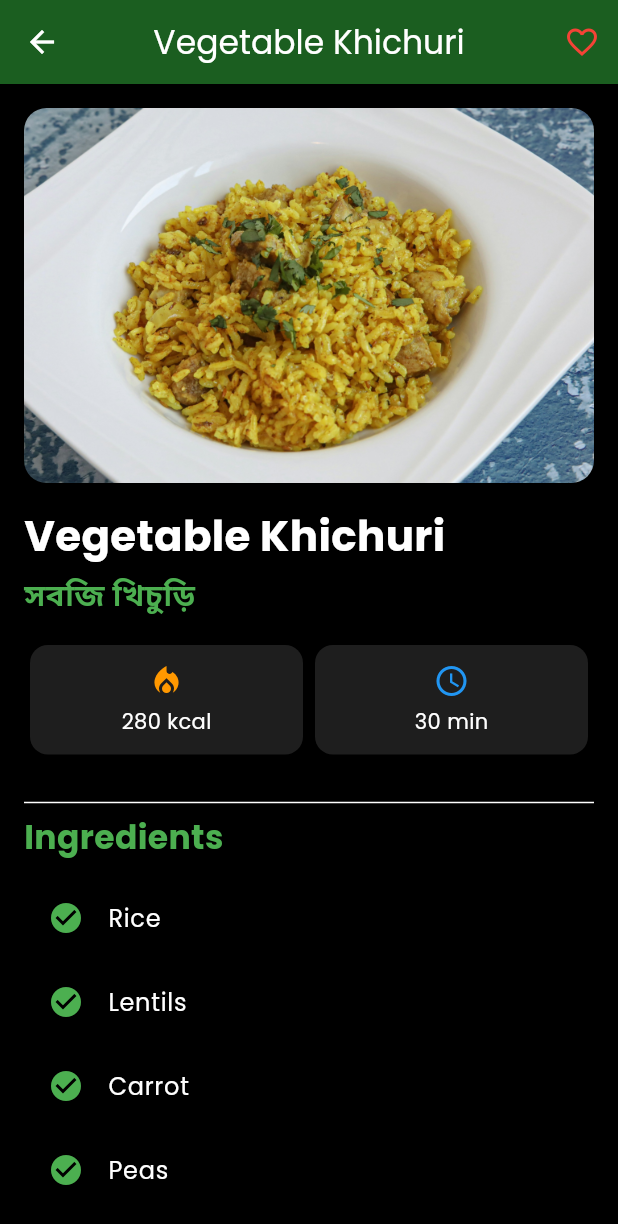
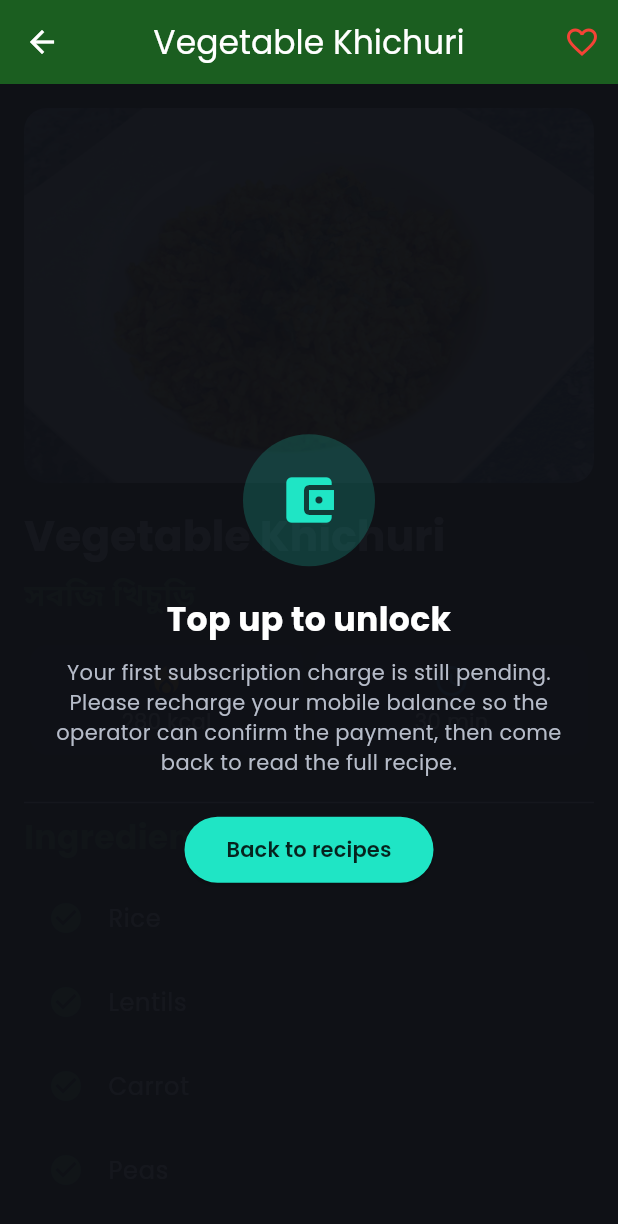
Before and after one commit to atiakaniz/PushtiRanna, a Flutter app: the DetailScreen screen opened directly with sample values from the repository, on a phone screen of 412 x 824 dp. Shown: the top 1224 px of the screen. Run offline on Flutter 3.47's test engine with Material 3 defaults, Android fonts, the phone set to English and light mode, and no system bars; our stand-ins replace get, google_fonts, hive, hive_flutter, share_plus; accounts and stored records are empty.

Commit message:
Fix: keep user logged in on app-switch; soft-lock detail while charging-pending
- Treat INITIAL CHARGING PENDING / CHARGE PENDING as active in checkSubscription
- Distinguish 'explicitly revoked' from 'ambiguous response' so transient / network errors never flip is_subscribed on resume
- Add 60s cooldown on the AppLifecycleHook resume path to stop rapid-fire false revokes
- Soft-lock overlay on DetailScreen when hasFullAccess is false, but allow browse + favorites

```diff
--- a/lib/controllers/phone_auth_controller.dart
+++ b/lib/controllers/phone_auth_controller.dart
@@ -52,6 +52,54 @@ class PhoneAuthController extends GetxController {
   Box<String> get _box => Hive.box<String>(_boxName);
 
   bool get isSubscribed => _box.get(_subscribedKey) == '1';
+
+  /// Latest subscription state reported by bdapps. One of:
+  ///   * `'REGISTERED'`         — fully subscribed, full app access
+  ///   * `'INITIAL_CHARGING_PENDING'` (or any CHARGING_PENDING variant)
+  ///                            — operator has not yet confirmed the first
+  ///                              charge; user is in the app but recipes
+  ///                              are soft-locked until charging clears
+  ///   * `'UNREGISTERED'` / `null` — not subscribed; full app lockout
+  ///
+  /// UI surfaces (Home, Detail) observe this so a freshly-subscribed user
+  /// who hasn't paid their first bill yet can browse the catalogue but
+  /// cannot open any individual recipe.
+  final RxnString subscriptionStatus = RxnString();
+
+  /// True only when the user has both `is_subscribed = true` AND the
+  /// server has confirmed the subscription is fully active (not still
+  /// waiting on the operator's first-charge confirmation).
+  bool get hasFullAccess =>
+      isSubscribed &&
+      (subscriptionStatus.value == null ||
+          !subscriptionStatus.value!.toUpperCase().contains('CHARGING PENDING'));
+
+  /// Last time the user foregrounded the app. We use this to throttle
+  /// resume-time subscription checks so a flurry of app-switches
+  /// (open PushtiRanna → switch to messenger → back → WhatsApp → back)
+  /// only triggers one network round-trip per foreground window. Without
+  /// this, every switch generates a new checkSubscription call and any
+  /// transient `isSubscribed: false` reply (network blip, operator
+  /// retry) routes the user back to PHONE.
+  DateTime _lastResumeCheck = DateTime.fromMillisecondsSinceEpoch(0);
+
+  /// Cooldown between resume-time checks. 60s is short enough to still
+  /// catch a real external unsubscribe but long enough to swallow the
+  /// rapid-fire false-positives you get while bouncing between apps.
+  static const _resumeCheckCooldown = Duration(seconds: 60);
+
+  /// Whether the resume hook should fire a check right now, given the
+  /// last-known foreground time. Used by [_AppLifecycleHook].
+  bool get shouldResumeCheckNow {
+    return DateTime.now().difference(_lastResumeCheck) >= _resumeCheckCooldown;
+  }
+
+  /// Record that we just fired a resume check. Called from inside
+  /// [checkSubscription] so it reflects the *actual* call time, not the
+  /// hook time (which can be delayed).
+  void _noteResumeCheck() {
+    _lastResumeCheck = DateTime.now();
+  }
 
   Future<void> markSubscribed() async {
     await _box.put(_subscribedKey, '1');
@@ -112,22 +160,40 @@ class PhoneAuthController extends GetxController {
   /// The PHP `check_subscription.php` returns several shapes depending on
   /// what bdapps reports. We accept any of the following as "active":
   ///   * `isSubscribed === true`
+  ///   * `subscriptionStatus` containing `CHARGING PENDING` /
+  ///     `CHARGING_PENDING` / `CHARGE PENDING` (first-charge not yet
+  ///     confirmed; the user IS subscribed, the operator just hasn't
+  ///     billed yet)
   ///   * `subscriptionStatus === "REGISTERED"` (or `"registered"`)
   ///   * `statusCode === "S1000"` and no explicit `isSubscribed === false`
   ///
-  /// Everything else (including E1951 transient getStatus errors,
-  /// `UNREGISTERED`, E1351 with "format of address is invalid") is treated
-  /// as "not subscribed" — bdapps will only return a positive answer when
-  /// it can actually confirm the user's subscription, so the safe default
-  /// is to lock the app out when the payload is ambiguous.
+  /// If the response is *explicitly* "not subscribed" (`isSubscribed
+  /// === false` or `subscriptionStatus === "UNREGISTERED"`) we treat
+  /// that as a real revoke and clear local state so GateScreen routes
+  /// the user back to the subscription flow.
   ///
-  /// On detecting a revoked subscription we also clear the cached phone
-  /// number and bump [subscriptionRevokedAt] so screens can react.
+  /// Anything else — network errors, transient E1951 getStatus errors,
+  /// empty payloads — is **not** treated as a revoke here. The
+  /// [_AppLifecycleHook] on resume runs `checkSubscription` on every
+  /// foreground, and a flaky network must never log a real subscriber
+  /// out of the app. Callers that want the strict "lock me out on any
+  /// ambiguity" behaviour (GateScreen on cold start) can read
+  /// [subscriptionStatus] / [isSubscribed] and route accordingly.
+  ///
+  /// On detecting a real revoke we also clear the cached phone number
+  /// only when requested (the lifecycle hook passes `clearPhone: false`
+  /// so the user doesn't have to re-type their number), and bump
+  /// [subscriptionRevokedAt] so screens can react.
   Future<bool> checkSubscription() async {
     final phone = currentPhone.value;
     if (phone.isEmpty) return false;
     isLoading.value = true;
     lastError.value = '';
+    // Stamp the resume time as soon as we *actually* hit the network —
+    // _AppLifecycleHook uses this together with the cooldown to avoid
+    // hammering bdapps (and risking a transient revoke) on every
+    // foreground bounce.
+    _noteResumeCheck();
     try {
       final data = await BdappsService.checkSubscription(_forApi(phone));
       debugPrint('[PhoneAuth] checkSubscription response: $data');
@@ -147,28 +213,75 @@ class PhoneAuthController extends GetxController {
       // subscriptionStatus is not REGISTERED yet, and `isSubscribed`
       // comes back as `false` even though the user IS in fact subscribed
       // and shouldn't be locked out. Treat any pending-charge state as
-      // active so we don't drop the user back to PHONE on every resume.
+      // active so we don't drop the user back to PHONE on every resume
+      // (e.g. when the user opens another app and returns, or taps the
+      // system share sheet and comes back).
       final isChargingPending = subStatus.contains('CHARGING PENDING') ||
           subStatus.contains('CHARGE PENDING');
 
+      // The user is "active" if any of these hold:
+      //   * bdapps said so explicitly (`isSubscribed: true`)
+      //   * the subscription is awaiting its first charge
+      //   * the response is clean (S1000 / REGISTERED) without an
+      //     explicit `isSubscribed: false` override
       final active = explicitActive ||
+          isChargingPending ||
           (!explicitInactive &&
-              !isChargingPending &&
               (statusCode == 'S1000' || subStatus == 'REGISTERED'));
 
+      // "Explicitly revoked" means bdapps is unambiguous: the user
+      // really did unsubscribe (or never was subscribed). Anything else —
+      // a transient S1000 with no subscriptionStatus, an empty body, an
+      // E1951 transient error — leaves the existing local flag alone.
+      // This is what stops the resume hook from kicking the user out
+      // every time the network blinks.
+      final isExplicitlyRevoked = explicitInactive ||
+          subStatus == 'UNREGISTERED' ||
+          subStatus == 'UNSUBSCRIBED';
+
+      // Publish the latest status so the UI can react (Home can show a
+      // "first charge pending" hint, Detail can soft-lock recipes, etc.).
+      // Done unconditionally — even on the not-subscribed branch below —
+      // so the UI never shows a stale value from a previous check.
+      subscriptionStatus.value = subStatus.isEmpty ? null : subStatus;
+
       if (active) {
-        await markSubscribed();
+        // Make sure the local `is_subscribed` flag is set, even when the
+        // server reports charging-pending (where `isSubscribed` comes
+        // back false). Without this, `_AppLifecycleHook.didChange…
+        // resumed` short-circuits because its own `isSubscribed` guard
+        // would be false, AND the next cold start would re-route the
+        // user back to PHONE through GateScreen.
+        if (isChargingPending || !isSubscribed) {
+          await markSubscribed();
+        }
+        if (isChargingPending) {
+          debugPrint(
+              '[PhoneAuth] charging-pending treated as active: "$subStatus"');
+        }
         return true;
       }
 
-      // Not subscribed / inactive / ambiguous. Clear the local
-      // `is_subscribed` flag so GateScreen routes the user back into the
-      // subscription flow, but keep the saved phone number on disk so the
-      // user does not have to re-type it — the OTP step will just go
-      // straight back to HOME if the subscription is already active on
-      // the server (e.g. they re-subscribed from the landing page).
-      await _handleRevoked(clearPhone: false, detail: statusDetail);
-      return false;
+      if (isExplicitlyRevoked) {
+        // The user has genuinely unsubscribed. Clear local state so
+        // GateScreen routes them back to the subscription flow, and
+        // keep the saved phone number on disk so they don't have to
+        // re-type it — the OTP step will go straight back to HOME if
+        // they re-subscribe from the landing page.
+        await _handleRevoked(clearPhone: false, detail: statusDetail);
+        return false;
+      }
+
+      // Ambiguous / transient response (network glitch, S1000 with no
+      // payload, etc.). Do NOT flip `is_subscribed` — that would lock
+      // a paying subscriber out of the app every time they switch to
+      // another app and come back. Surface the raw status for the UI
+      // and return the previous belief so the caller leaves the user
+      // where they were.
+      debugPrint(
+          '[PhoneAuth] ambiguous subscription response, leaving state alone: '
+          '"$subStatus" (statusCode=$statusCode)');
+      return isSubscribed;
     } on BdappsException catch (e) {
       lastError.value = e.message;
       return false;
@@ -414,12 +527,19 @@ class PhoneAuthController extends GetxController {
 /// Bridges [WidgetsBinding] lifecycle callbacks into [PhoneAuthController].
 ///
 /// On every `AppLifecycleState.resumed` we re-validate the cached
-/// subscription against `check_subscription.php`. If bdapps reports the
+/// subscription against `check_subscription.php`. If bdapps confirms the
 /// user is no longer subscribed, the controller clears local state and
 /// the screens (Home, Settings, Gate) observe the bump and route to the
-/// gate. Network errors are swallowed: a flaky connection must never
-/// kick the user out of the app on its own — the source of truth has to
-/// be an explicit "not subscribed" answer from bdapps.
+/// gate. Network errors and ambiguous responses are swallowed: a flaky
+/// connection must never kick the user out of the app on its own — the
+/// source of truth has to be an explicit "not subscribed" answer from
+/// bdapps (`isSubscribed: false` or `subscriptionStatus: UNREGISTERED`).
+///
+/// Note: the `isSubscribed` short-circuit below means that, if a user
+/// has somehow lost the local flag (e.g. a previous run revoked them),
+/// we deliberately skip the resume check rather than re-revoke. The
+/// next cold start will route them through GateScreen which does the
+/// authoritative re-check.
 class _AppLifecycleHook extends WidgetsBindingObserver {
   _AppLifecycleHook(this._controller);
 
@@ -430,9 +550,11 @@ class _AppLifecycleHook extends WidgetsBindingObserver {
     if (state != AppLifecycleState.resumed) return;
     if (_controller.currentPhone.value.isEmpty) return;
     if (!_controller.isSubscribed) return;
-    // Fire-and-forget. checkSubscription handles all errors internally and
-    // will only mutate state / bump subscriptionRevokedAt when bdapps
-    // confirms the user is no longer subscribed.
+    if (!_controller.shouldResumeCheckNow) return;
+    // Fire-and-forget. checkSubscription treats charging-pending and
+    // ambiguous/transient responses as "leave state alone" — only an
+    // explicit `isSubscribed: false` / `UNREGISTERED` will clear the
+    // local flag and bump subscriptionRevokedAt.
     unawaited(_controller.checkSubscription());
   }
 }
--- a/lib/screens/detail_screen.dart
+++ b/lib/screens/detail_screen.dart
@@ -2,6 +2,7 @@ import 'package:flutter/material.dart';
 import 'package:get/get.dart';
 
 import '../controllers/favorite_controller.dart';
+import '../controllers/phone_auth_controller.dart';
 import '../models/recipe_model.dart';
 
 /// Recipe detail page.
@@ -10,10 +11,25 @@ import '../models/recipe_model.dart';
 /// [Get.arguments] so we never crash on a missing/wrong-type argument.
 /// The favorite heart is wired through [FavoriteController] which is
 /// registered permanently in `main.dart`.
-class DetailScreen extends StatelessWidget {
+///
+/// Soft-lock: when the server reports the user's subscription is still in
+/// `INITIAL CHARGING PENDING` (operator has not yet confirmed the first
+/// charge — typically because the user has no balance), we let the user
+/// open the detail screen so they can see what's there, but cover the
+/// recipe body with a friendly overlay explaining they need to top up
+/// before the recipe unlocks. The favorite heart still works so they can
+/// save recipes for later.
+class DetailScreen extends StatefulWidget {
   const DetailScreen({super.key, required this.recipe});
 
   final RecipeModel recipe;
+
+  @override
+  State<DetailScreen> createState() => _DetailScreenState();
+}
+
+class _DetailScreenState extends State<DetailScreen> {
+  late final PhoneAuthController _phone = Get.find();
 
   @override
   Widget build(BuildContext context) {
@@ -27,24 +43,54 @@ class DetailScreen extends StatelessWidget {
 
     return Scaffold(
       appBar: AppBar(
-        title: Text(recipe.title),
+        title: Text(widget.recipe.title),
         actions: [
           IconButton(
             icon: Obx(() {
               // Observe favoriteRecipes so the heart updates when toggled.
               favoriteController.favoriteRecipes.length;
               return Icon(
-                favoriteController.isFavorite(recipe)
+                favoriteController.isFavorite(widget.recipe)
                     ? Icons.favorite
                     : Icons.favorite_border,
                 color: Colors.red,
               );
             }),
-            onPressed: () => favoriteController.toggleFavorite(recipe),
+            onPressed: () => favoriteController.toggleFavorite(widget.recipe),
           ),
         ],
       ),
-      body: SingleChildScrollView(
+      body: Stack(
+        children: [
+          // Underlying recipe body. Always rendered so the user can see
+          // the title and ingredients behind the soft-lock, and so the
+          // widget tree doesn't rebuild when the lock toggles.
+          _RecipeBody(recipe: widget.recipe),
+          // Soft-lock overlay. Watches subscriptionStatus so it lifts
+          // automatically as soon as the operator confirms the first
+          // charge and the user's hasFullAccess flips back to true.
+          Obx(() {
+            if (_phone.hasFullAccess) {
+              return const SizedBox.shrink();
+            }
+            return _ChargingPendingOverlay(
+              statusText: _phone.subscriptionStatus.value,
+            );
+          }),
+        ],
+      ),
+    );
+  }
+}
+
+class _RecipeBody extends StatelessWidget {
+  const _RecipeBody({required this.recipe});
+
+  final RecipeModel recipe;
+
+  @override
+  Widget build(BuildContext context) {
+    return SingleChildScrollView(
       padding: const EdgeInsets.all(16),
       child: Column(
         crossAxisAlignment: CrossAxisAlignment.start,
@@ -214,6 +260,123 @@ class DetailScreen extends StatelessWidget {
           const SizedBox(height: 20),
         ],
       ),
+    );
+  }
+}
+
+/// Frosted overlay shown while the server still reports the subscription
+/// as `INITIAL CHARGING PENDING`. Lets the user see the recipe behind it
+/// but blocks reading the ingredients/steps/nutrition, with a clear call
+/// to top up their balance.
+class _ChargingPendingOverlay extends StatelessWidget {
+  const _ChargingPendingOverlay({required this.statusText});
+
+  final String? statusText;
+
+  @override
+  Widget build(BuildContext context) {
+    return Positioned.fill(
+      child: ClipRect(
+        child: BackdropFilter(
+          filter: const ColorFilter.mode(
+            Color(0xCC0F1117),
+            BlendMode.srcOver,
+          ),
+          child: Container(
+            color: const Color(0xDD0F1117),
+            padding: const EdgeInsets.symmetric(horizontal: 24),
+            child: Center(
+              child: Column(
+                mainAxisSize: MainAxisSize.min,
+                children: [
+                  Container(
+                    width: 88,
+                    height: 88,
+                    decoration: BoxDecoration(
+                      color: const Color(0x331FE5C5),
+                      borderRadius: BorderRadius.circular(44),
+                    ),
+                    child: const Icon(
+                      Icons.account_balance_wallet,
+                      color: Color(0xFF1FE5C5),
+                      size: 40,
+                    ),
+                  ),
+                  const SizedBox(height: 20),
+                  const Text(
+                    'Top up to unlock',
+                    textAlign: TextAlign.center,
+                    style: TextStyle(
+                      color: Colors.white,
+                      fontSize: 22,
+                      fontWeight: FontWeight.w700,
+                    ),
+                  ),
+                  const SizedBox(height: 10),
+                  const Text(
+                    'Your first subscription charge is still pending. '
+                    'Please recharge your mobile balance so the operator '
+                    'can confirm the payment, then come back to read the '
+                    'full recipe.',
+                    textAlign: TextAlign.center,
+                    style: TextStyle(
+                      color: Color(0xFFB6BCC9),
+                      fontSize: 14,
+                      height: 1.4,
+                    ),
+                  ),
+                  if (statusText != null && statusText!.isNotEmpty) ...[
+                    const SizedBox(height: 16),
+                    Container(
+                      padding: const EdgeInsets.symmetric(
+                        horizontal: 12,
+                        vertical: 6,
+                      ),
+                      decoration: BoxDecoration(
+                        color: const Color(0x22FFB020),
+                        borderRadius: BorderRadius.circular(12),
+                        border: Border.all(
+                          color: const Color(0x55FFB020),
+                          width: 1,
+                        ),
+                      ),
+                      child: Text(
+                        statusText!,
+                        style: const TextStyle(
+                          color: Color(0xFFFFB020),
+                          fontSize: 12,
+                          fontWeight: FontWeight.w600,
+                        ),
+                      ),
+                    ),
+                  ],
+                  const SizedBox(height: 24),
+                  ElevatedButton(
+                    style: ElevatedButton.styleFrom(
+                      backgroundColor: const Color(0xFF1FE5C5),
+                      foregroundColor: const Color(0xFF06231E),
+                      padding: const EdgeInsets.symmetric(
+                        horizontal: 28,
+                        vertical: 12,
+                      ),
+                      shape: RoundedRectangleBorder(
+                        borderRadius: BorderRadius.circular(24),
+                      ),
+                    ),
+                    onPressed: () => Navigator.of(context).pop(),
+                    child: const Text(
+                      'Back to recipes',
+                      style: TextStyle(
+                        fontSize: 14,
+                        fontWeight: FontWeight.w600,
+                      ),
+                    ),
+                  ),
+                ],
+              ),
+            ),
+          ),
+        ),
       ),
     );
   }
```
Lines whose indentation alone changed are shown as unchanged.
